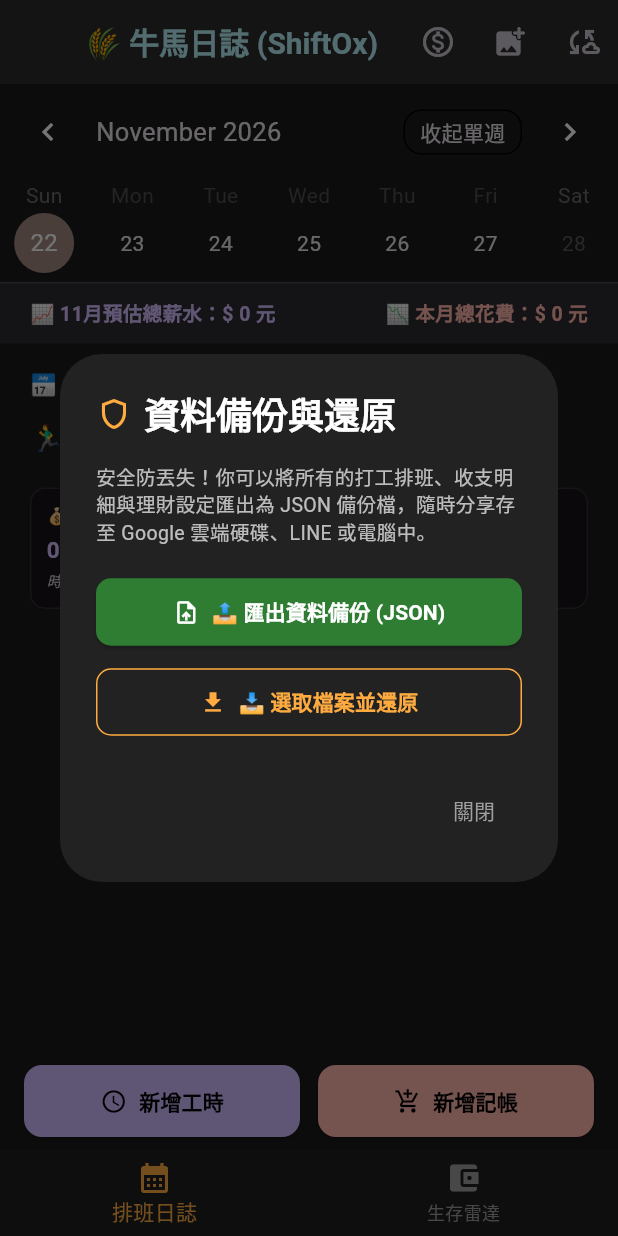
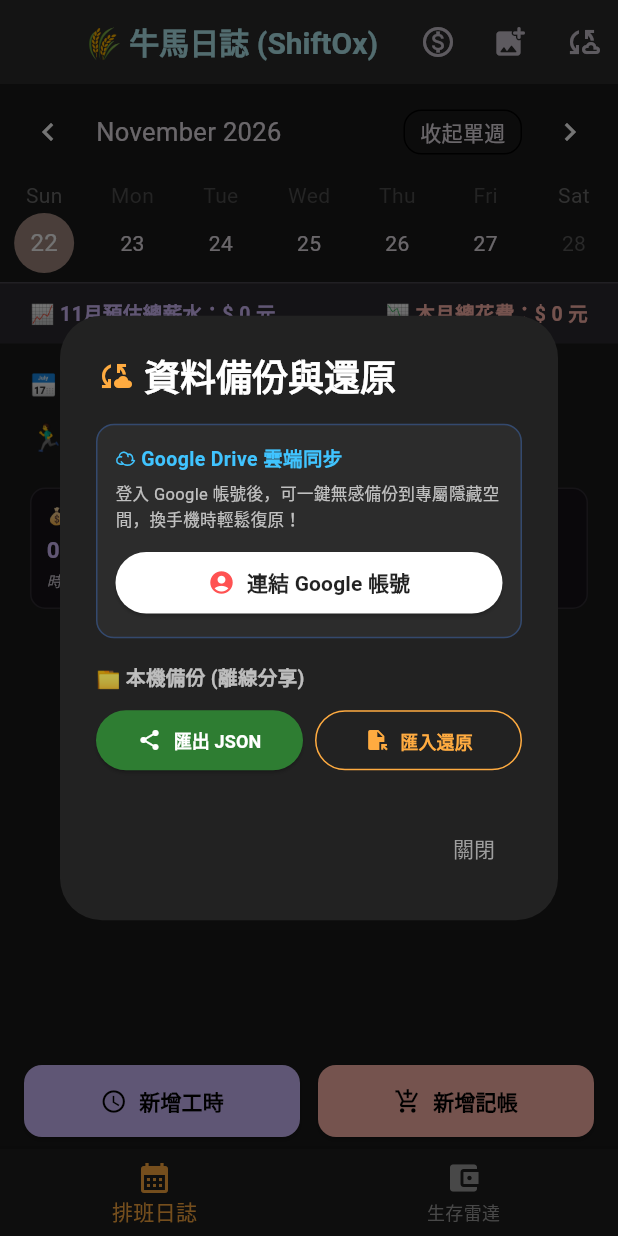
Before and after one commit to AidenPang/ShiftOxApp, a Flutter app: the screen it shows after launch, after a tap on the "cloud sync" icon, on a phone screen of 412 x 824 dp. Run offline on Flutter 3.47's test engine with Material 3 defaults, Android fonts, the phone set to English and light mode, and no system bars; drawn by our look-alikes of table_calendar; our stand-ins replace file_picker, google_generative_ai, google_sign_in, image_picker, share_plus, shared_preferences and 1 more; missing offline and left inert: extension_google_sign_in_as_googleapis_auth, googleapis; accounts and stored records are empty.

Commit message:
feat: 支援 Google 雲端硬碟 (appDataFolder) 私人備份與還原 (v1.4.1)

```diff
--- /dev/null
+++ b/lib/services/google_drive_service.dart
@@ -0,0 +1,149 @@
+import 'dart:convert';
+import 'package:flutter/foundation.dart';
+import 'package:google_sign_in/google_sign_in.dart';
+import 'package:googleapis/drive/v3.dart' as drive;
+import 'package:extension_google_sign_in_as_googleapis_auth/extension_google_sign_in_as_googleapis_auth.dart';
+import '../controllers/schedule_controller.dart';
+import 'backup_service.dart';
+
+/// Google 雲端硬碟備份與還原服務 (使用 appDataFolder 私人專屬空間)
+class GoogleDriveService {
+  static final GoogleDriveService instance = GoogleDriveService._();
+  GoogleDriveService._();
+
+  static const String _backupFileName = 'shiftox_cloud_backup.json';
+
+  final GoogleSignIn _googleSignIn = GoogleSignIn(
+    scopes: [
+      drive.DriveApi.driveAppdataScope, // 專屬隱藏應用空間，安全且不會被誤刪
+    ],
+  );
+
+  GoogleSignInAccount? get currentUser => _googleSignIn.currentUser;
+
+  /// 靜默檢查是否已有登入的 Google 帳號
+  Future<GoogleSignInAccount?> signInSilently() async {
+    try {
+      return await _googleSignIn.signInSilently();
+    } catch (e) {
+      debugPrint("Google 靜默登入略過: $e");
+      return null;
+    }
+  }
+
+  /// 手動登入 Google 帳號
+  Future<GoogleSignInAccount?> signIn() async {
+    try {
+      return await _googleSignIn.signIn();
+    } catch (e) {
+      debugPrint("Google 登入失敗: $e");
+      rethrow;
+    }
+  }
+
+  /// 登出 Google 帳號
+  Future<void> signOut() async {
+    await _googleSignIn.signOut();
+  }
+
+  /// 獲取經過認證的 DriveApi 客戶端
+  Future<drive.DriveApi> _getDriveApi() async {
+    var account = _googleSignIn.currentUser;
+    account ??= await signIn();
+    if (account == null) {
+      throw Exception("未登入 Google 帳號，無法存取雲端硬碟");
+    }
+
+    final authClient = await account.authenticatedClient();
+    if (authClient == null) {
+      throw Exception("無法取得 Google 認證授權，請重試登入");
+    }
+
+    return drive.DriveApi(authClient);
+  }
+
+  /// 查詢雲端備份檔案資訊 (回傳最後修改時間與檔案大小)
+  Future<drive.File?> getCloudBackupFileInfo() async {
+    try {
+      final driveApi = await _getDriveApi();
+      final fileList = await driveApi.files.list(
+        spaces: 'appDataFolder',
+        q: "name = '$_backupFileName' and trashed = false",
+        $fields: 'files(id, name, modifiedTime, size)',
+      );
+
+      if (fileList.files != null && fileList.files!.isNotEmpty) {
+        return fileList.files!.first;
+      }
+      return null;
+    } catch (e) {
+      debugPrint("查詢雲端備份失敗: $e");
+      return null;
+    }
+  }
+
+  /// ☁️ 上傳備份至 Google Drive (appDataFolder 隱藏專屬空間)
+  Future<String> uploadBackupToDrive() async {
+    final driveApi = await _getDriveApi();
+
+    // 1. 生成最新結構化 JSON
+    final jsonString = await BackupService.instance.generateBackupJson();
+    final bytes = utf8.encode(jsonString);
+    final media = drive.Media(Stream.value(bytes), bytes.length);
+
+    // 2. 檢查雲端是否已有舊備份檔
+    final existingFile = await getCloudBackupFileInfo();
+
+    if (existingFile != null && existingFile.id != null) {
+      // 覆蓋更新既有檔案
+      final updateFile = drive.File();
+      final result = await driveApi.files.update(
+        updateFile,
+        existingFile.id!,
+        uploadMedia: media,
+      );
+      final timeStr = result.modifiedTime?.toLocal().toString().split('.').first ?? "剛剛";
+      return timeStr;
+    } else {
+      // 首次建立檔案
+      final newFile = drive.File()
+        ..name = _backupFileName
+        ..parents = ['appDataFolder']
+        ..mimeType = 'application/json';
+
+      final result = await driveApi.files.create(
+        newFile,
+        uploadMedia: media,
+      );
+      final timeStr = result.modifiedTime?.toLocal().toString().split('.').first ?? "剛剛";
+      return timeStr;
+    }
+  }
+
+  /// ☁️ 從 Google Drive 下載並還原至本地 SQLite
+  Future<int> restoreBackupFromDrive(ScheduleController controller) async {
+    final driveApi = await _getDriveApi();
+
+    // 1. 查找備份檔案
+    final existingFile = await getCloudBackupFileInfo();
+    if (existingFile == null || existingFile.id == null) {
+      throw Exception("Google 雲端硬碟中尚無任何 ShiftOx 備份紀錄！");
+    }
+
+    // 2. 下載媒體檔案流
+    final media = await driveApi.files.get(
+      existingFile.id!,
+      downloadOptions: drive.DownloadOptions.fullMedia,
+    ) as drive.Media;
+
+    final List<int> dataStore = [];
+    await for (final data in media.stream) {
+      dataStore.addAll(data);
+    }
+
+    final rawJson = utf8.decode(dataStore);
+
+    // 3. 解析並還原至本地
+    return await BackupService.instance.restoreBackupFromJson(rawJson, controller);
+  }
+}
--- a/lib/views/widgets/dialogs/backup_dialog.dart
+++ b/lib/views/widgets/dialogs/backup_dialog.dart
@@ -1,8 +1,12 @@
 import 'package:flutter/material.dart';
+import 'package:google_sign_in/google_sign_in.dart';
 import '../../../controllers/schedule_controller.dart';
 import '../../../services/backup_service.dart';
+import '../../../services/google_drive_service.dart';
+import 'google_drive_backup_card.dart';
+import 'local_backup_card.dart';
 
-/// 彈窗：資料備份與還原
+/// 彈窗：資料備份與還原 (支援 Google 雲端硬碟與本機檔案)
 class BackupDialog extends StatefulWidget {
   final ScheduleController controller;
 
@@ -13,101 +17,189 @@ class BackupDialog extends StatefulWidget {
 }
 
 class _BackupDialogState extends State<BackupDialog> {
+  final GoogleDriveService _driveService = GoogleDriveService.instance;
+
   bool _isLoading = false;
   String? _statusMessage;
+  GoogleSignInAccount? _googleUser;
+  String? _cloudBackupTime;
 
-  Future<void> _handleExport() async {
+  @override
+  void initState() {
+    super.initState();
+    _checkGoogleSignIn();
+  }
+
+  Future<void> _checkGoogleSignIn() async {
+    final user = await _driveService.signInSilently();
+    if (mounted && user != null) {
+      setState(() => _googleUser = user);
+      _fetchCloudInfo();
+    }
+  }
+
+  Future<void> _fetchCloudInfo() async {
+    final info = await _driveService.getCloudBackupFileInfo();
+    if (mounted && info != null) {
+      final timeStr = info.modifiedTime?.toLocal().toString().split('.').first;
+      setState(() => _cloudBackupTime = timeStr);
+    }
+  }
+
+  Future<void> _handleGoogleSignIn() async {
     setState(() {
       _isLoading = true;
-      _statusMessage = "正在打包備份資料...";
+      _statusMessage = "正在連結 Google 帳號...";
     });
-
     try {
-      final fileName = await BackupService.instance.exportBackup(context);
+      final user = await _driveService.signIn();
       if (mounted) {
         setState(() {
-          _statusMessage = "✅ 備份完成 ($fileName)";
+          _googleUser = user;
+          _statusMessage = user != null ? "已成功連結 ${user.email}" : "已取消登入";
+        });
+        if (user != null) _fetchCloudInfo();
+      }
+    } catch (e) {
+      if (mounted) {
+        setState(() => _statusMessage = "Google 登入失敗: $e");
+      }
+    } finally {
+      if (mounted) setState(() => _isLoading = false);
+    }
+  }
+
+  Future<void> _handleGoogleSignOut() async {
+    await _driveService.signOut();
+    if (mounted) {
+      setState(() {
+        _googleUser = null;
+        _cloudBackupTime = null;
+        _statusMessage = "已登出 Google 帳號";
+      });
+    }
+  }
+
+  Future<void> _handleUploadToDrive() async {
+    setState(() {
+      _isLoading = true;
+      _statusMessage = "正在同步至 Google 雲端硬碟...";
+    });
+    try {
+      final timeStr = await _driveService.uploadBackupToDrive();
+      if (mounted) {
+        setState(() {
+          _cloudBackupTime = timeStr;
+          _statusMessage = "🎉 雲端備份成功！($timeStr)";
         });
         ScaffoldMessenger.of(context).showSnackBar(
-          const SnackBar(content: Text("🎉 備份已打包完成，可直接儲存或分享！")),
+          const SnackBar(content: Text("✅ 已成功備份至 Google Drive 專屬空間！")),
         );
       }
     } catch (e) {
       if (mounted) {
-        setState(() {
-          _statusMessage = "❌ 匯出失敗: $e";
-        });
+        setState(() => _statusMessage = "雲端備份失敗: $e");
         ScaffoldMessenger.of(context).showSnackBar(
-          SnackBar(content: Text("匯出失敗: $e"), backgroundColor: Colors.redAccent),
+          SnackBar(content: Text("雲端備份失敗: $e"), backgroundColor: Colors.redAccent),
         );
       }
     } finally {
-      if (mounted) {
-        setState(() => _isLoading = false);
-      }
+      if (mounted) setState(() => _isLoading = false);
     }
   }
 
-  Future<void> _handleImport() async {
-    // 彈出防呆確認視窗
-    final confirm = await showDialog<bool>(
+  Future<void> _handleRestoreFromDrive() async {
+    final confirm = await _showConfirmDialog(
+      title: "⚠️ 確認從 Google 雲端還原？",
+      content: "雲端資料將覆蓋本機相同日期的班表與記帳。確定要執行還原嗎？",
+    );
+    if (confirm != true) return;
+
+    setState(() {
+      _isLoading = true;
+      _statusMessage = "正在從 Google 雲端下載並還原...";
+    });
+    try {
+      final count = await _driveService.restoreBackupFromDrive(widget.controller);
+      if (mounted) {
+        setState(() => _statusMessage = "✅ 成功還原 $count 筆資料！");
+        ScaffoldMessenger.of(context).showSnackBar(
+          SnackBar(content: Text("🎉 成功從 Google Drive 還原 $count 筆資料！")),
+        );
+        Navigator.pop(context);
+      }
+    } catch (e) {
+      if (mounted) {
+        setState(() => _statusMessage = "雲端還原失敗: $e");
+        ScaffoldMessenger.of(context).showSnackBar(
+          SnackBar(content: Text("還原失敗: $e"), backgroundColor: Colors.redAccent),
+        );
+      }
+    } finally {
+      if (mounted) setState(() => _isLoading = false);
+    }
+  }
+
+  Future<void> _handleLocalExport() async {
+    setState(() {
+      _isLoading = true;
+      _statusMessage = "正在打包本機檔案...";
+    });
+    try {
+      final fileName = await BackupService.instance.exportBackup(context);
+      if (mounted) {
+        setState(() => _statusMessage = "✅ 本機匯出完成 ($fileName)");
+      }
+    } catch (e) {
+      if (mounted) setState(() => _statusMessage = "匯出失敗: $e");
+    } finally {
+      if (mounted) setState(() => _isLoading = false);
+    }
+  }
+
+  Future<void> _handleLocalImport() async {
+    final confirm = await _showConfirmDialog(
+      title: "⚠️ 確認匯入本機備份？",
+      content: "匯入檔案將覆蓋現有資料與設定。建議操作前先執行一次匯出備份以策安全！",
+    );
+    if (confirm != true) return;
+
+    setState(() {
+      _isLoading = true;
+      _statusMessage = "正在解析本機檔案...";
+    });
+    try {
+      final count = await BackupService.instance.pickAndRestoreBackup(widget.controller);
+      if (mounted && count > 0) {
+        Navigator.pop(context);
+        ScaffoldMessenger.of(context).showSnackBar(
+          SnackBar(content: Text("🎉 成功還原 $count 筆資料！")),
+        );
+      }
+    } catch (e) {
+      if (mounted) setState(() => _statusMessage = "還原失敗: $e");
+    } finally {
+      if (mounted) setState(() => _isLoading = false);
+    }
+  }
+
+  Future<bool?> _showConfirmDialog({required String title, required String content}) {
+    return showDialog<bool>(
       context: context,
       builder: (ctx) => AlertDialog(
         backgroundColor: const Color(0xFF2C2C2C),
-        title: const Text("⚠️ 確認匯入備份？", style: TextStyle(color: Colors.white)),
-        content: const Text(
-          "匯入備份將會覆蓋相同日期的班表與記帳紀錄，並更新你的理財設定。建議匯入前先執行一次匯出備份以策安全！",
-          style: TextStyle(color: Colors.grey),
-        ),
+        title: Text(title, style: const TextStyle(color: Colors.white)),
+        content: Text(content, style: const TextStyle(color: Colors.grey)),
         actions: [
           TextButton(onPressed: () => Navigator.pop(ctx, false), child: const Text("取消")),
           ElevatedButton(
             style: ElevatedButton.styleFrom(backgroundColor: Colors.orangeAccent),
             onPressed: () => Navigator.pop(ctx, true),
-            child: const Text("確定匯入", style: TextStyle(color: Colors.black)),
+            child: const Text("確定執行", style: TextStyle(color: Colors.black)),
           ),
         ],
       ),
     );
-
-    if (confirm != true) return;
-
-    setState(() {
-      _isLoading = true;
-      _statusMessage = "正在解析並還原資料...";
-    });
-
-    try {
-      final count = await BackupService.instance.pickAndRestoreBackup(widget.controller);
-      if (mounted) {
-        if (count > 0) {
-          setState(() {
-            _statusMessage = "✅ 成功還原 $count 天的資料紀錄！";
-          });
-          ScaffoldMessenger.of(context).showSnackBar(
-            SnackBar(content: Text("🎉 成功還原 $count 筆資料與理財設定！")),
-          );
-          Navigator.pop(context);
-        } else {
-          setState(() {
-            _statusMessage = "已取消選取檔案";
-          });
-        }
-      }
-    } catch (e) {
-      if (mounted) {
-        setState(() {
-          _statusMessage = "❌ 還原失敗: $e";
-        });
-        ScaffoldMessenger.of(context).showSnackBar(
-          SnackBar(content: Text("還原失敗: $e"), backgroundColor: Colors.redAccent),
-        );
-      }
-    } finally {
-      if (mounted) {
-        setState(() => _isLoading = false);
-      }
-    }
   }
 
   @override
@@ -117,62 +209,45 @@ class _BackupDialogState extends State<BackupDialog> {
       backgroundColor: const Color(0xFF222222),
       title: const Row(
         children: [
-          Icon(Icons.shield_outlined, color: Colors.orangeAccent),
+          Icon(Icons.cloud_sync, color: Colors.orangeAccent),
           SizedBox(width: 8),
-          Text("資料備份與還原", style: TextStyle(fontWeight: FontWeight.bold, color: Colors.white)),
+          Text(
+            "資料備份與還原",
+            style: TextStyle(fontWeight: FontWeight.bold, color: Colors.white),
+          ),
         ],
       ),
       content: Column(
         mainAxisSize: MainAxisSize.min,
         crossAxisAlignment: CrossAxisAlignment.start,
         children: [
-          const Text(
-            "安全防丟失！你可以將所有的打工排班、收支明細與理財設定匯出為 JSON 備份檔，隨時分享存至 Google 雲端硬碟、LINE 或電腦中。",
-            style: TextStyle(color: Colors.white70, fontSize: 13, height: 1.4),
-          ),
-          const SizedBox(height: 20),
-
-          // 📤 匯出按鈕
-          SizedBox(
-            width: double.infinity,
-            child: ElevatedButton.icon(
-              style: ElevatedButton.styleFrom(
-                backgroundColor: const Color(0xFF2E7D32),
-                foregroundColor: Colors.white,
-                padding: const EdgeInsets.symmetric(vertical: 12),
-                shape: RoundedRectangleBorder(borderRadius: BorderRadius.circular(10)),
-              ),
-              onPressed: _isLoading ? null : _handleExport,
-              icon: const Icon(Icons.upload_file),
-              label: const Text("📤 匯出資料備份 (JSON)", style: TextStyle(fontWeight: FontWeight.bold)),
-            ),
+          // ── Google 雲端硬碟區塊 ──
+          GoogleDriveBackupCard(
+            googleUser: _googleUser,
+            cloudBackupTime: _cloudBackupTime,
+            isLoading: _isLoading,
+            onSignIn: _handleGoogleSignIn,
+            onSignOut: _handleGoogleSignOut,
+            onUpload: _handleUploadToDrive,
+            onRestore: _handleRestoreFromDrive,
           ),
 
-          const SizedBox(height: 12),
+          const SizedBox(height: 16),
 
-          // 📥 匯入按鈕
-          SizedBox(
-            width: double.infinity,
-            child: OutlinedButton.icon(
-              style: OutlinedButton.styleFrom(
-                foregroundColor: Colors.orangeAccent,
-                side: const BorderSide(color: Colors.orangeAccent),
-                padding: const EdgeInsets.symmetric(vertical: 12),
-                shape: RoundedRectangleBorder(borderRadius: BorderRadius.circular(10)),
-              ),
-              onPressed: _isLoading ? null : _handleImport,
-              icon: const Icon(Icons.download),
-              label: const Text("📥 選取檔案並還原", style: TextStyle(fontWeight: FontWeight.bold)),
-            ),
+          // ── 本機檔案匯出/入區塊 ──
+          LocalBackupCard(
+            isLoading: _isLoading,
+            onExport: _handleLocalExport,
+            onImport: _handleLocalImport,
           ),
 
           if (_statusMessage != null) ...[
-            const SizedBox(height: 16),
+            const SizedBox(height: 14),
             Center(
               child: Text(
                 _statusMessage!,
                 textAlign: TextAlign.center,
-                style: const TextStyle(color: Colors.white70, fontSize: 12),
+                style: const TextStyle(color: Colors.amberAccent, fontSize: 11),
               ),
             ),
           ],
--- /dev/null
+++ b/lib/views/widgets/dialogs/google_drive_backup_card.dart
@@ -0,0 +1,120 @@
+import 'package:flutter/material.dart';
+import 'package:google_sign_in/google_sign_in.dart';
+
+/// Google 雲端硬碟備份與還原卡片元件
+class GoogleDriveBackupCard extends StatelessWidget {
+  final GoogleSignInAccount? googleUser;
+  final String? cloudBackupTime;
+  final bool isLoading;
+  final VoidCallback onSignIn;
+  final VoidCallback onSignOut;
+  final VoidCallback onUpload;
+  final VoidCallback onRestore;
+
+  const GoogleDriveBackupCard({
+    super.key,
+    required this.googleUser,
+    required this.cloudBackupTime,
+    required this.isLoading,
+    required this.onSignIn,
+    required this.onSignOut,
+    required this.onUpload,
+    required this.onRestore,
+  });
+
+  @override
+  Widget build(BuildContext context) {
+    return Container(
+      padding: const EdgeInsets.all(12),
+      decoration: BoxDecoration(
+        color: const Color(0xFF2C2C2C),
+        borderRadius: BorderRadius.circular(12),
+        border: Border.all(color: Colors.blueAccent.withAlpha(80)),
+      ),
+      child: Column(
+        crossAxisAlignment: CrossAxisAlignment.start,
+        children: [
+          Row(
+            mainAxisAlignment: MainAxisAlignment.spaceBetween,
+            children: [
+              const Text(
+                "☁️ Google Drive 雲端同步",
+                style: TextStyle(
+                  color: Colors.lightBlueAccent,
+                  fontWeight: FontWeight.bold,
+                  fontSize: 13,
+                ),
+              ),
+              if (googleUser != null)
+                GestureDetector(
+                  onTap: isLoading ? null : onSignOut,
+                  child: const Text("登出", style: TextStyle(color: Colors.grey, fontSize: 12)),
+                ),
+            ],
+          ),
+          const SizedBox(height: 6),
+          if (googleUser == null) ...[
+            const Text(
+              "登入 Google 帳號後，可一鍵無感備份到專屬隱藏空間，換手機時輕鬆復原！",
+              style: TextStyle(color: Colors.white70, fontSize: 11),
+            ),
+            const SizedBox(height: 10),
+            SizedBox(
+              width: double.infinity,
+              child: ElevatedButton.icon(
+                style: ElevatedButton.styleFrom(
+                  backgroundColor: Colors.white,
+                  foregroundColor: Colors.black87,
+                  padding: const EdgeInsets.symmetric(vertical: 10),
+                ),
+                onPressed: isLoading ? null : onSignIn,
+                icon: const Icon(Icons.account_circle, color: Colors.redAccent),
+                label: const Text("連結 Google 帳號", style: TextStyle(fontWeight: FontWeight.bold)),
+              ),
+            ),
+          ] else ...[
+            Text(
+              "👤 帳號：${googleUser!.email}",
+              style: const TextStyle(color: Colors.white, fontSize: 12, fontWeight: FontWeight.w500),
+            ),
+            if (cloudBackupTime != null)
+              Text(
+                "🕒 最近備份：$cloudBackupTime",
+                style: const TextStyle(color: Colors.greenAccent, fontSize: 11),
+              ),
+            const SizedBox(height: 10),
+            Row(
+              children: [
+                Expanded(
+                  child: ElevatedButton.icon(
+                    style: ElevatedButton.styleFrom(
+                      backgroundColor: Colors.blueAccent,
+                      foregroundColor: Colors.white,
+                      padding: const EdgeInsets.symmetric(vertical: 8),
+                    ),
+                    onPressed: isLoading ? null : onUpload,
+                    icon: const Icon(Icons.cloud_upload, size: 16),
+                    label: const Text("雲端備份", style: TextStyle(fontSize: 12, fontWeight: FontWeight.bold)),
+                  ),
+                ),
+                const SizedBox(width: 8),
+                Expanded(
+                  child: OutlinedButton.icon(
+                    style: OutlinedButton.styleFrom(
+                      foregroundColor: Colors.lightBlueAccent,
+                      side: const BorderSide(color: Colors.lightBlueAccent),
+                      padding: const EdgeInsets.symmetric(vertical: 8),
+                    ),
+                    onPressed: isLoading ? null : onRestore,
+                    icon: const Icon(Icons.cloud_download, size: 16),
+                    label: const Text("雲端還原", style: TextStyle(fontSize: 12, fontWeight: FontWeight.bold)),
+                  ),
+                ),
+              ],
+            ),
+          ],
+        ],
+      ),
+    );
+  }
+}
--- /dev/null
+++ b/lib/views/widgets/dialogs/local_backup_card.dart
@@ -0,0 +1,68 @@
+import 'package:flutter/material.dart';
+
+/// 本機檔案匯出與匯入卡片元件
+class LocalBackupCard extends StatelessWidget {
+  final bool isLoading;
+  final VoidCallback onExport;
+  final VoidCallback onImport;
+
+  const LocalBackupCard({
+    super.key,
+    required this.isLoading,
+    required this.onExport,
+    required this.onImport,
+  });
+
+  @override
+  Widget build(BuildContext context) {
+    return Column(
+      crossAxisAlignment: CrossAxisAlignment.start,
+      children: [
+        const Text(
+          "📁 本機備份 (離線分享)",
+          style: TextStyle(
+            color: Colors.white70,
+            fontSize: 13,
+            fontWeight: FontWeight.bold,
+          ),
+        ),
+        const SizedBox(height: 8),
+        Row(
+          children: [
+            Expanded(
+              child: ElevatedButton.icon(
+                style: ElevatedButton.styleFrom(
+                  backgroundColor: const Color(0xFF2E7D32),
+                  foregroundColor: Colors.white,
+                  padding: const EdgeInsets.symmetric(vertical: 10),
+                ),
+                onPressed: isLoading ? null : onExport,
+                icon: const Icon(Icons.share, size: 16),
+                label: const Text(
+                  "匯出 JSON",
+                  style: TextStyle(fontSize: 12, fontWeight: FontWeight.bold),
+                ),
+              ),
+            ),
+            const SizedBox(width: 8),
+            Expanded(
+              child: OutlinedButton.icon(
+                style: OutlinedButton.styleFrom(
+                  foregroundColor: Colors.orangeAccent,
+                  side: const BorderSide(color: Colors.orangeAccent),
+                  padding: const EdgeInsets.symmetric(vertical: 10),
+                ),
+                onPressed: isLoading ? null : onImport,
+                icon: const Icon(Icons.file_open, size: 16),
+                label: const Text(
+                  "匯入還原",
+                  style: TextStyle(fontSize: 12, fontWeight: FontWeight.bold),
+                ),
+              ),
+            ),
+          ],
+        ),
+      ],
+    );
+  }
+}
--- a/pubspec.yaml
+++ b/pubspec.yaml
@@ -16,7 +16,7 @@ publish_to: 'none' # Remove this line if you wish to publish to pub.dev
 # https://developer.apple.com/library/archive/documentation/General/Reference/InfoPlistKeyReference/Articles/CoreFoundationKeys.html
 # In Windows, build-name is used as the major, minor, and patch parts
 # of the product and file versions while build-number is used as the build suffix.
-version: 1.4.0+5
+version: 1.4.1+6
 
 environment:
   sdk: ^3.12.2
@@ -45,6 +45,9 @@ dependencies:
   share_plus: ^13.3.1
   file_picker: ^13.4.1
   path_provider: ^2.1.6
+  google_sign_in: ^7.2.0
+  googleapis: ^19.0.0
+  extension_google_sign_in_as_googleapis_auth: ^3.0.0
 
 dev_dependencies:
   flutter_test:
```
Also changed, not shown: lib/services/backup_service.dart (+57 -51 lines), pubspec.lock, 2 other files.
